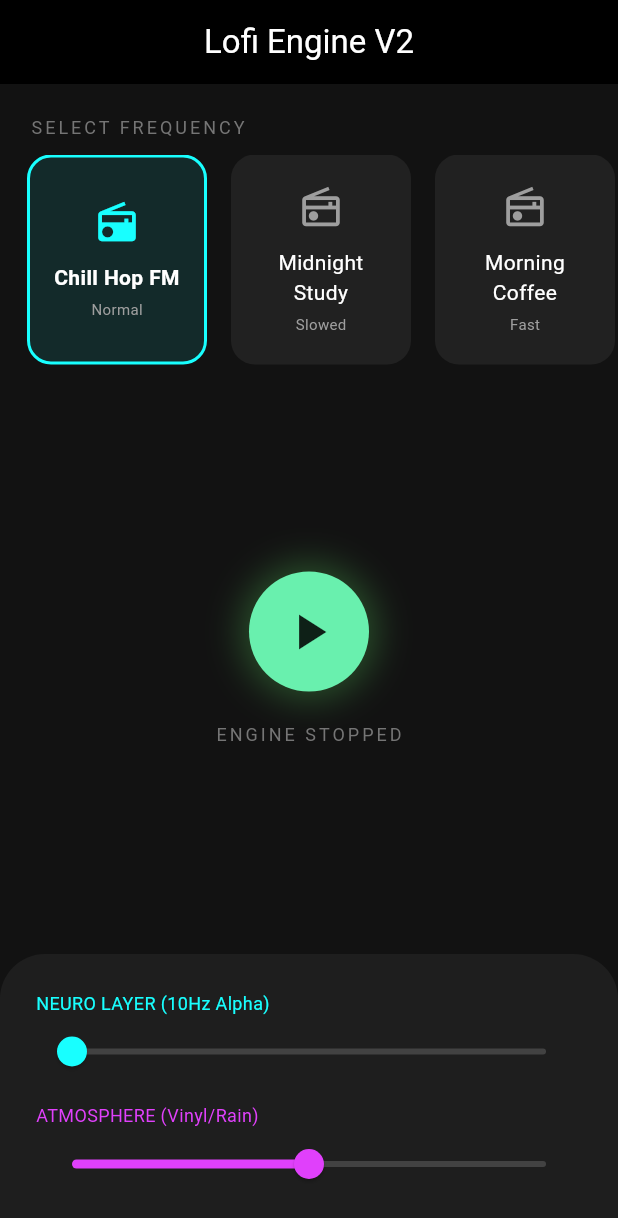
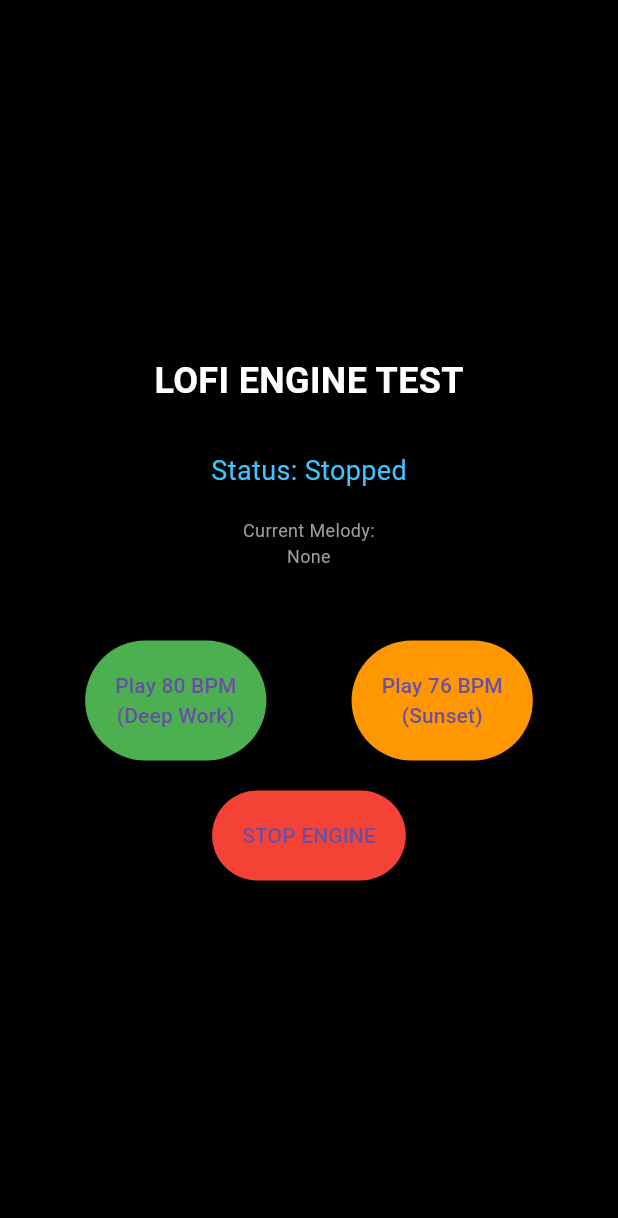
Before and after one commit to darkscript-dev/flutter-generative-lofi-engine, a Flutter app: the screen it shows after launch, on a phone screen of 412 x 824 dp. Shown: the top 1218 px of the screen. Run offline on Flutter 3.47's test engine with Material 3 defaults, Android fonts, the phone set to English and light mode, and no system bars; our stand-ins replace just_audio.

Commit message:
re designing the structure

```diff
--- a/lib/main.dart
+++ b/lib/main.dart
@@ -1,241 +1,200 @@
+import 'dart:async';
+import 'dart:math';
 import 'package:flutter/material.dart';
-import 'engine/lofi_engine.dart';
-import 'data/station_data.dart';
-import 'model/station.dart';
+import 'package:just_audio/just_audio.dart';
 
 void main() {
-  runApp(const MaterialApp(
-    debugShowCheckedModeBanner: false,
-    home: TestLabScreen(),
-  ));
+  runApp(const MaterialApp(home: EngineTestScreen()));
 }
 
-class TestLabScreen extends StatefulWidget {
-  const TestLabScreen({super.key});
+class EngineTestScreen extends StatefulWidget {
+  const EngineTestScreen({super.key});
 
   @override
-  State<TestLabScreen> createState() => _TestLabScreenState();
+  State<EngineTestScreen> createState() => _EngineTestScreenState();
 }
 
-class _TestLabScreenState extends State<TestLabScreen> {
-  final LofiEngine _engine = LofiEngine();
+class _EngineTestScreenState extends State<EngineTestScreen> {
+  // --- THE PLAYERS ---
+  final _drumPlayer = AudioPlayer();
+  final _melodyPlayer = AudioPlayer();
+  final _oneShotPlayer = AudioPlayer();
 
-  // State Variables
-  bool _isReady = false;
-  bool _isPlaying = false;
-  String _selectedStationId = ''; // To highlight the active card
+  // --- ENGINE STATE ---
+  Timer? _melodySwapTimer;
+  Timer? _oneShotTimer;
+  String _currentStation = "Stopped";
+  String _currentMelodyName = "None";
 
-  // Slider Values
-  double _neuroVol = 0.0;
-  double _atmosVol = 0.5;
+  // --- ASSETS (Matched to your specific files) ---
+  // STATION 1: 80 BPM
+  final List<String> drums80 = [
+    'assets/audio/Cymatics - Eternity Percussion Loop 1 - 80 BPM.m4a',
+    'assets/audio/Cymatics - Lofi Full Drum Loop 2 - 80 BPM.m4a',
+  ];
+  final List<String> melodies80 = [
+    'assets/audio/Cymatics - Bordeaux - 80 BPM C Min.m4a',
+    'assets/audio/Cymatics - Dreamscape - 80 BPM D# Min.m4a',
+    'assets/audio/Cymatics - Dusk Acoustic Guitar Loop - 80 BPM C Maj.m4a',
+  ];
+
+  // STATION 2: 76 BPM
+  final List<String> drums76 = [
+    'assets/audio/Cymatics - Dreams Shaker Loop 2 - 76 BPM.m4a',
+    'assets/audio/Cymatics - Dreams Shaker Loop 3 - 76 BPM.m4a',
+  ];
+  final List<String> melodies76 = [
+    'assets/audio/Cymatics - Imagination - 76 BPM A# Min.m4a',
+    'assets/audio/Cymatics - Misty Eyed - 76 BPM A# Min.m4a',
+  ];
+
+  final List<String> oneShots = [
+    'assets/audio/Cymatics - Cartoon Bell One Shot - C.m4a',
+    'assets/audio/Cymatics - Frozen Keys One Shot - C.m4a',
+    'assets/audio/Cymatics - Kalimba Tape One Shot - C.m4a',
+  ];
 
   @override
-  void initState() {
-    super.initState();
-    _initialize();
+  void dispose() {
+    _stopEngine();
+    _drumPlayer.dispose();
+    _melodyPlayer.dispose();
+    _oneShotPlayer.dispose();
+    super.dispose();
   }
 
-  Future<void> _initialize() async {
-    // 1. Initialize the players
-    await _engine.init();
-
-    // 2. Load the default station (Index 0 - Chill Hop)
-    final defaultStation = StationData.allStations[0];
-    await _loadStation(defaultStation);
-
-    if (mounted) {
+  Future<void> _stopEngine() async {
+    _melodySwapTimer?.cancel();
+    _oneShotTimer?.cancel();
+    await _drumPlayer.stop();
+    await _melodyPlayer.stop();
+    await _oneShotPlayer.stop();
     setState(() {
-        _isReady = true;
-      });
-    }
-  }
-
-  Future<void> _loadStation(Station station) async {
-    await _engine.loadStation(station);
-    setState(() {
-      _selectedStationId = station.id;
+      _currentStation = "Stopped";
+      _currentMelodyName = "None";
     });
   }
 
-  Future<void> _togglePlay() async {
-    if (_isPlaying) {
-      await _engine.stop();
+  Future<void> _startStation(String bpm) async {
+    await _stopEngine(); // Reset first
+
+    List<String> selectedDrums = [];
+    List<String> selectedMelodies = [];
+
+    if (bpm == '80') {
+      selectedDrums = drums80;
+      selectedMelodies = melodies80;
+      setState(() => _currentStation = "Deep Work (80 BPM)");
     } else {
-      await _engine.play();
+      selectedDrums = drums76;
+      selectedMelodies = melodies76;
+      setState(() => _currentStation = "Sunset Chill (76 BPM)");
     }
-    setState(() {
-      _isPlaying = !_isPlaying;
+
+    // 1. Pick initial Assets
+    final random = Random();
+    String drum = selectedDrums[random.nextInt(selectedDrums.length)];
+    String melody = selectedMelodies[random.nextInt(selectedMelodies.length)];
+
+    setState(() => _currentMelodyName = melody.split('/').last);
+
+    // 2. Load Players
+    await _drumPlayer.setAsset(drum);
+    await _melodyPlayer.setAsset(melody);
+
+    // 3. Set Looping
+    await _drumPlayer.setLoopMode(LoopMode.all);
+    await _melodyPlayer.setLoopMode(LoopMode.all);
+
+    // 4. Set Volume Balance (TUNE THIS DURING TESTING)
+    await _drumPlayer.setVolume(1.0);
+    await _melodyPlayer.setVolume(0.75); // Melodies usually need to be slightly quieter
+    await _oneShotPlayer.setVolume(0.5); // Accents should be background
+
+    // 5. Play Synced
+    _drumPlayer.play();
+    _melodyPlayer.play();
+
+    // 6. Start The "Infinite" Generators
+    _startMelodySwapper(selectedMelodies);
+    _startOneShotGenerator();
+  }
+
+  void _startMelodySwapper(List<String> pool) {
+    // Swap melody every 10 seconds (Short for testing purposes)
+    // In real app, make this 45-60 seconds
+    _melodySwapTimer = Timer.periodic(const Duration(seconds: 10), (timer) async {
+      final random = Random();
+      String nextMelody = pool[random.nextInt(pool.length)];
+
+      print("Swapping Melody to: $nextMelody");
+      setState(() => _currentMelodyName = nextMelody.split('/').last);
+
+      // Instant swap (Crossfading requires more complex code, simplistic for test)
+      await _melodyPlayer.setAsset(nextMelody);
+      _melodyPlayer.play();
     });
   }
 
-  @override
-  void dispose() {
-    _engine.dispose();
-    super.dispose();
+  void _startOneShotGenerator() {
+    // Random sound every 3-6 seconds (Fast for testing)
+    final random = Random();
+    int nextDelay = 3 + random.nextInt(3);
+
+    _oneShotTimer = Timer(Duration(seconds: nextDelay), () async {
+      if (!_drumPlayer.playing) return;
+
+      String shot = oneShots[random.nextInt(oneShots.length)];
+      print("Playing One Shot: $shot");
+
+      await _oneShotPlayer.setAsset(shot);
+      _oneShotPlayer.play();
+
+      _startOneShotGenerator(); // Recursive loop
+    });
   }
 
   @override
   Widget build(BuildContext context) {
     return Scaffold(
-      backgroundColor: const Color(0xFF121212),
-      appBar: AppBar(
-        title: const Text("Lofi Engine V2"),
-        centerTitle: true,
       backgroundColor: Colors.black,
-        foregroundColor: Colors.white,
-        elevation: 0,
-      ),
-      body: _isReady
-          ? _buildDashboard()
-          : const Center(child: CircularProgressIndicator(color: Colors.cyanAccent)),
-    );
-  }
-
-  Widget _buildDashboard() {
-    return Column(
-      children: [
-        const SizedBox(height: 20),
-
-        // 1. STATION SELECTOR (FM Tuner)
-        Padding(
-          padding: const EdgeInsets.only(left: 20),
-          child: Align(
-            alignment: Alignment.centerLeft,
-            child: Text("SELECT FREQUENCY",
-                style: TextStyle(color: Colors.grey[600], fontSize: 12, letterSpacing: 2)
-            ),
-          ),
-        ),
-        const SizedBox(height: 10),
-        SizedBox(
-          height: 140,
-          child: ListView.builder(
-            scrollDirection: Axis.horizontal,
-            padding: const EdgeInsets.symmetric(horizontal: 10),
-            itemCount: StationData.allStations.length,
-            itemBuilder: (context, index) {
-              final station = StationData.allStations[index];
-              final isSelected = station.id == _selectedStationId;
-
-              return GestureDetector(
-                onTap: () => _loadStation(station),
-                child: AnimatedContainer(
-                  duration: const Duration(milliseconds: 300),
-                  width: 120,
-                  margin: const EdgeInsets.symmetric(horizontal: 8),
-                  padding: const EdgeInsets.all(12),
-                  decoration: BoxDecoration(
-                    color: isSelected ? Colors.cyanAccent.withOpacity(0.1) : Colors.grey[900],
-                    borderRadius: BorderRadius.circular(16),
-                    border: Border.all(
-                        color: isSelected ? Colors.cyanAccent : Colors.transparent,
-                        width: 2
-                    ),
-                  ),
+      body: Center(
         child: Column(
           mainAxisAlignment: MainAxisAlignment.center,
           children: [
-                      Icon(
-                          isSelected ? Icons.radio : Icons.radio_outlined,
-                          color: isSelected ? Colors.cyanAccent : Colors.grey,
-                          size: 30
+            const Text("LOFI ENGINE TEST", style: TextStyle(color: Colors.white, fontSize: 24, fontWeight: FontWeight.bold)),
+            const SizedBox(height: 30),
+
+            Text("Status: $_currentStation", style: const TextStyle(color: Colors.lightBlueAccent, fontSize: 18)),
+            const SizedBox(height: 10),
+            Padding(
+              padding: const EdgeInsets.all(8.0),
+              child: Text("Current Melody:\n$_currentMelodyName", textAlign: TextAlign.center, style: const TextStyle(color: Colors.grey, fontSize: 12)),
             ),
-                      const SizedBox(height: 12),
-                      Text(
-                        station.name,
-                        textAlign: TextAlign.center,
-                        style: TextStyle(
-                            color: Colors.white,
-                            fontWeight: isSelected ? FontWeight.bold : FontWeight.normal
+
+            const SizedBox(height: 40),
+
+            // CONTROLS
+            Row(
+              mainAxisAlignment: MainAxisAlignment.spaceEvenly,
+              children: [
+                _buildButton("Play 80 BPM\n(Deep Work)", () => _startStation('80'), Colors.green),
+                _buildButton("Play 76 BPM\n(Sunset)", () => _startStation('76'), Colors.orange),
+              ],
             ),
-                      ),
-                      const SizedBox(height: 4),
-                      Text(
-                        station.id == 'dark_mode' ? "Slowed" : (station.id == 'morning_vibes' ? "Fast" : "Normal"),
-                        style: TextStyle(color: Colors.grey[500], fontSize: 10),
-                      )
+            const SizedBox(height: 20),
+            _buildButton("STOP ENGINE", _stopEngine, Colors.red),
           ],
         ),
       ),
     );
-            },
-          ),
-        ),
+  }
 
-        const Spacer(),
-
-        // 2. BIG PLAY BUTTON
-        GestureDetector(
-          onTap: _togglePlay,
-          child: Container(
-            width: 80,
-            height: 80,
-            decoration: BoxDecoration(
-                color: _isPlaying ? Colors.redAccent : Colors.greenAccent,
-                shape: BoxShape.circle,
-                boxShadow: [
-                  BoxShadow(
-                      color: (_isPlaying ? Colors.red : Colors.green).withOpacity(0.4),
-                      blurRadius: 20,
-                      spreadRadius: 5
-                  )
-                ]
-            ),
-            child: Icon(
-              _isPlaying ? Icons.stop : Icons.play_arrow,
-              size: 40,
-              color: Colors.black87,
-            ),
-          ),
-        ),
-
-        const SizedBox(height: 20),
-        Text(
-          _isPlaying ? "ENGINE RUNNING" : "ENGINE STOPPED",
-          style: TextStyle(color: Colors.grey[600], letterSpacing: 2, fontSize: 12),
-        ),
-
-        const Spacer(),
-
-        // 3. MIXER CONTROLS
-        Container(
-          padding: const EdgeInsets.all(24),
-          decoration: const BoxDecoration(
-            color: Color(0xFF1E1E1E),
-            borderRadius: BorderRadius.vertical(top: Radius.circular(30)),
-          ),
-          child: Column(
-            crossAxisAlignment: CrossAxisAlignment.start,
-            children: [
-              const Text("NEURO LAYER (10Hz Alpha)", style: TextStyle(color: Colors.cyanAccent, fontSize: 12)),
-              Slider(
-                value: _neuroVol,
-                min: 0.0,
-                max: 1.0,
-                activeColor: Colors.cyanAccent,
-                inactiveColor: Colors.grey[800],
-                onChanged: (val) {
-                  setState(() => _neuroVol = val);
-                  _engine.setNeuroVolume(val);
-                },
-              ),
-              const SizedBox(height: 10),
-              const Text("ATMOSPHERE (Vinyl/Rain)", style: TextStyle(color: Colors.purpleAccent, fontSize: 12)),
-              Slider(
-                value: _atmosVol,
-                min: 0.0,
-                max: 1.0,
-                activeColor: Colors.purpleAccent,
-                inactiveColor: Colors.grey[800],
-                onChanged: (val) {
-                  setState(() => _atmosVol = val);
-                  _engine.setAtmosphereVolume(val);
-                },
-              ),
-            ],
-          ),
-        ),
-      ],
+  Widget _buildButton(String label, VoidCallback onTap, Color color) {
+    return ElevatedButton(
+      onPressed: onTap,
+      style: ElevatedButton.styleFrom(backgroundColor: color, padding: const EdgeInsets.all(20)),
+      child: Text(label, textAlign: TextAlign.center),
     );
   }
 }
```
Lines whose indentation alone changed are shown as unchanged.
